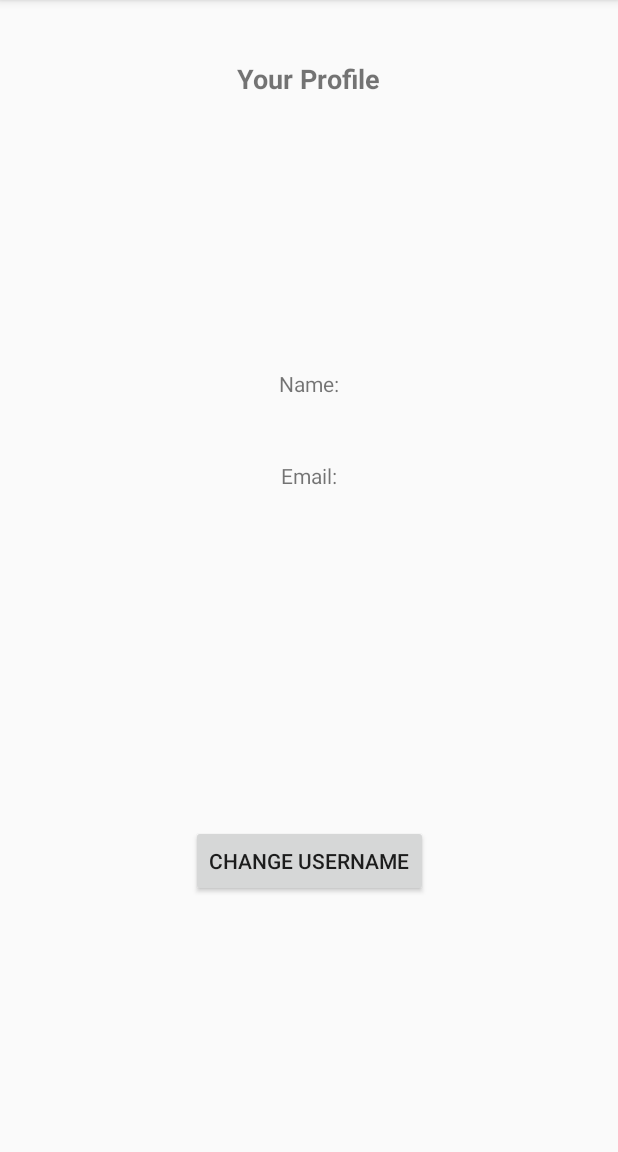
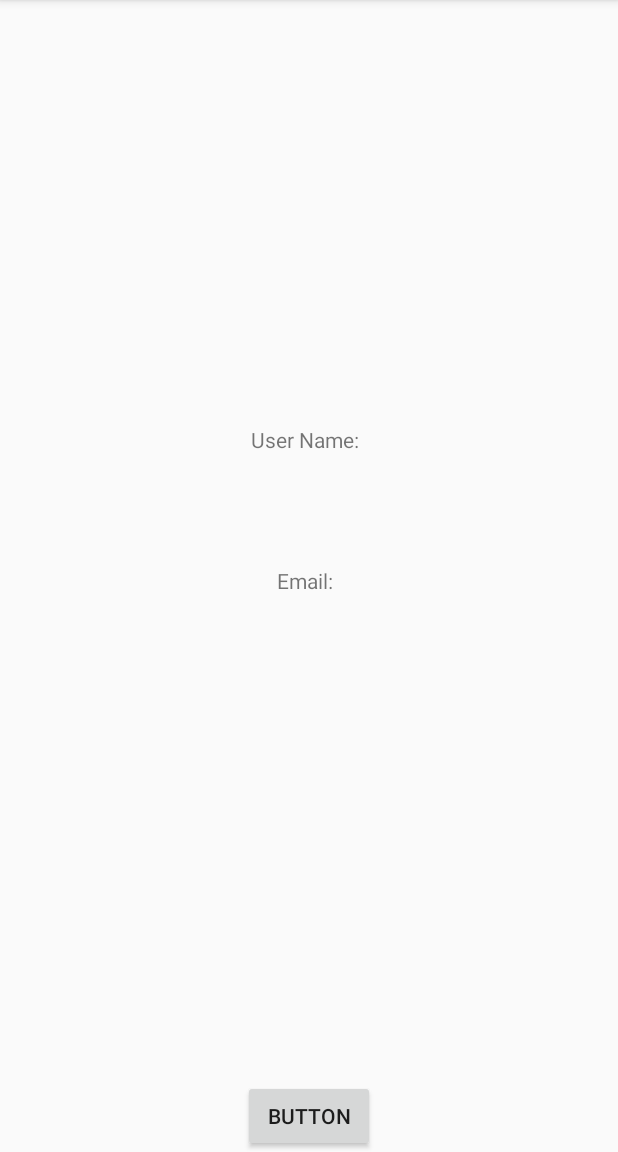
Before and after one commit to mhmnal/gp6, an Android app: the ProfileActivity screen opened directly, with no data from a screen before it, on a phone screen of 412 x 824 dp, the part 84-1236 px from its top. Run offline under Robolectric (Android 15) with nearby library versions, the phone set to English and light mode, and no system bars; our stand-ins replace Firebase (no records; nobody signed in at launch, a user with empty details on screens opened directly); 2 statements that could not run were skipped.

Commit message:
view profile complete

```diff
--- a/app/src/main/AndroidManifest.xml
+++ b/app/src/main/AndroidManifest.xml
@@ -10,8 +10,8 @@
         android:roundIcon="@mipmap/ic_launcher_round"
         android:supportsRtl="true"
         android:theme="@style/Theme.LoginDemo">
-        <activity android:name=".ChangeUsername"></activity>
-        <activity android:name=".ViewProfile" />
+        <activity android:name=".ProfileActivity"></activity>
+        <activity android:name=".ChangeUsername" />
         <activity android:name=".ForgotPasswordActivity" />
         <activity android:name=".RegistrationActivity" />
         <activity android:name=".SecondActivity" />
--- a/app/src/main/java/com/example/logindemo/ViewProfile.java
+++ b/app/src/main/java/com/example/logindemo/ProfileActivity.java
@@ -7,8 +7,7 @@ import android.os.Bundle;
 import android.widget.Button;
 import android.widget.ImageView;
 import android.widget.TextView;
-import android.content.Intent;
-import android.view.View;
+import android.widget.Toast;
 
 import com.google.firebase.auth.FirebaseAuth;
 import com.google.firebase.database.DataSnapshot;
@@ -17,34 +16,23 @@ import com.google.firebase.database.DatabaseReference;
 import com.google.firebase.database.FirebaseDatabase;
 import com.google.firebase.database.ValueEventListener;
 
-public class ViewProfile extends AppCompatActivity {
-    public Button cusername;
+public class ProfileActivity extends AppCompatActivity {
 
-    private ImageView profilepicture;
-    private TextView profilename, profileemail;
-    private Button changeusername;
+    private ImageView profilePic;
+    private TextView profileName, profileEmail;
+    private Button profileUpdate;
     private FirebaseAuth firebaseAuth;
     private FirebaseDatabase firebaseDatabase;
-
 
     @Override
     protected void onCreate(Bundle savedInstanceState) {
         super.onCreate(savedInstanceState);
-        setContentView(R.layout.activity_view_profile);
+        setContentView(R.layout.activity_profile);
 
-        cusername = (Button) findViewById(R.id.btn_changuserename);
-        cusername.setOnClickListener(new View.OnClickListener() {
-            @Override
-            public void onClick(View v) {
-                Intent intent = new Intent(ViewProfile.this,ChangeUsername.class);
-                startActivity(intent);
-            }
-        });
-
-        profilepicture = findViewById(R.id.img_profilepicture);
-        profilename = findViewById(R.id.txt_username);
-        profileemail = findViewById(R.id.txt_useremail);
-        changeusername = findViewById(R.id.btn_changuserename);
+        profilePic = findViewById(R.id.img_profilePic);
+        profileName = findViewById(R.id.txt_userName);
+        profileEmail = findViewById(R.id.txt_userEmail);
+        profileUpdate = findViewById(R.id.btn_profileUpdate);
 
         firebaseAuth = FirebaseAuth.getInstance();
         firebaseDatabase = FirebaseDatabase.getInstance();
@@ -54,9 +42,9 @@ public class ViewProfile extends AppCompatActivity {
         databaseReference.addValueEventListener(new ValueEventListener() {
             @Override
             public void onDataChange(@NonNull DataSnapshot snapshot) {
-
-
-
+                UserProfile userProfile = snapshot.getValue(UserProfile.class);
+                profileName.setText("Name: " + userProfile.getUserName());
+                profileEmail.setText("Email: " + userProfile.getUserEmail());
             }
 
             @Override
@@ -64,6 +52,5 @@ public class ViewProfile extends AppCompatActivity {
 
             }
         });
-
     }
 }
--- a/app/src/main/java/com/example/logindemo/SecondActivity.java
+++ b/app/src/main/java/com/example/logindemo/SecondActivity.java
@@ -20,26 +20,14 @@ import com.google.firebase.auth.FirebaseAuth;
 
 public class SecondActivity extends AppCompatActivity {
 
-    public Button vprofile;
 
     private FirebaseAuth firebaseAuth;
     private Button logout;
 
-//je croissant
 
     @Override
     protected void onCreate(Bundle savedInstanceState) {
         super.onCreate(savedInstanceState);
-
-        vprofile = (Button) findViewById(R.id.btn_viewprofile);
-        vprofile.setOnClickListener(new View.OnClickListener() {
-            @Override
-            public void onClick(View v) {
-                Intent intent = new Intent(SecondActivity.this, ViewProfile.class);
-                startActivity(intent);
-
-            }
-        });
 
         setContentView(R.layout.activity_second);
 
@@ -74,6 +62,9 @@ public class SecondActivity extends AppCompatActivity {
             case R.id.logoutMenu:{
                 Logout();
             }
+            case R.id.profileMenu;
+            startActivity(new Intent(SecondActivity.this, ProfileActivity.class));
+
         }
         return super.onOptionsItemSelected(item);
     }
--- a/app/src/main/res/layout/activity_view_profile.xml
+++ b/app/src/main/res/layout/activity_profile.xml
@@ -4,66 +4,52 @@
     xmlns:tools="http://schemas.android.com/tools"
     android:layout_width="match_parent"
     android:layout_height="match_parent"
-    tools:context=".ViewProfile">
-
-    <TextView
-        android:id="@+id/txt_username"
-        android:layout_width="wrap_content"
-        android:layout_height="wrap_content"
-        android:layout_marginBottom="296dp"
-        android:text="Name:"
-        app:layout_constraintBottom_toBottomOf="parent"
-        app:layout_constraintEnd_toEndOf="parent"
-        app:layout_constraintStart_toStartOf="parent"
-        app:layout_constraintTop_toBottomOf="@+id/img_profilepicture"
-        app:layout_constraintVertical_bias="0.365" />
+    tools:context=".ProfileActivity">
 
     <ImageView
-        android:id="@+id/img_profilepicture"
-        android:layout_width="wrap_content"
-        android:layout_height="wrap_content"
-        app:layout_constraintBottom_toBottomOf="parent"
-        app:layout_constraintEnd_toEndOf="parent"
-        app:layout_constraintHorizontal_bias="0.498"
-        app:layout_constraintStart_toStartOf="parent"
-        app:layout_constraintTop_toBottomOf="@+id/txt_profile"
-        app:layout_constraintVertical_bias="0.089"
-        tools:srcCompat="@tools:sample/avatars" />
-
-    <TextView
-        android:id="@+id/txt_profile"
-        android:layout_width="wrap_content"
-        android:layout_height="wrap_content"
-        android:text="Your Profile"
-        android:textSize="18sp"
-        android:textStyle="bold"
+        android:id="@+id/img_profilePic"
+        android:layout_width="110dp"
+        android:layout_height="110dp"
         app:layout_constraintBottom_toBottomOf="parent"
         app:layout_constraintEnd_toEndOf="parent"
         app:layout_constraintHorizontal_bias="0.498"
         app:layout_constraintStart_toStartOf="parent"
         app:layout_constraintTop_toTopOf="parent"
-        app:layout_constraintVertical_bias="0.054" />
+        app:layout_constraintVertical_bias="0.165"
+        tools:srcCompat="@tools:sample/avatars" />
 
     <TextView
-        android:id="@+id/txt_useremail"
+        android:id="@+id/txt_userName"
         android:layout_width="wrap_content"
         android:layout_height="wrap_content"
-        android:text="Email:"
+        android:text="User Name: "
+        app:layout_constraintBottom_toBottomOf="parent"
+        app:layout_constraintEnd_toEndOf="parent"
+        app:layout_constraintHorizontal_bias="0.498"
+        app:layout_constraintStart_toStartOf="parent"
+        app:layout_constraintTop_toBottomOf="@+id/img_profilePic"
+        app:layout_constraintVertical_bias="0.122" />
+
+    <TextView
+        android:id="@+id/txt_userEmail"
+        android:layout_width="wrap_content"
+        android:layout_height="wrap_content"
+        android:text="Email: "
+        app:layout_constraintBottom_toBottomOf="parent"
+        app:layout_constraintEnd_toEndOf="parent"
+        app:layout_constraintHorizontal_bias="0.498"
+        app:layout_constraintStart_toStartOf="parent"
+        app:layout_constraintTop_toBottomOf="@+id/txt_userName"
+        app:layout_constraintVertical_bias="0.168" />
+
+    <Button
+        android:id="@+id/btn_profileUpdate"
+        android:layout_width="wrap_content"
+        android:layout_height="wrap_content"
+        android:text="Button"
         app:layout_constraintBottom_toBottomOf="parent"
         app:layout_constraintEnd_toEndOf="parent"
         app:layout_constraintStart_toStartOf="parent"
-        app:layout_constraintTop_toBottomOf="@+id/txt_username"
-        app:layout_constraintVertical_bias="0.087" />
-
-    <Button
-        android:id="@+id/btn_changuserename"
-        android:layout_width="wrap_content"
-        android:layout_height="wrap_content"
-        android:text="Change Username"
-        app:layout_constraintBottom_toBottomOf="parent"
-        app:layout_constraintEnd_toEndOf="parent"
-        app:layout_constraintStart_toStartOf="parent"
-        app:layout_constraintTop_toBottomOf="@+id/txt_useremail"
-        app:layout_constraintVertical_bias="0.568" />
+        app:layout_constraintTop_toBottomOf="@+id/txt_email" />
 
 </androidx.constraintlayout.widget.ConstraintLayout>
--- a/app/src/main/res/menu/menu.xml
+++ b/app/src/main/res/menu/menu.xml
@@ -8,5 +8,11 @@
         android:title="Logout"
         app:showAsAction="always"></item>
 
+    <item
+        android:id="@+id/profileMenu"
+        android:orderInCategory="200"
+        app:showAsAction="never"
+        android:title="Profile"></item>
+
 
 </menu>
```
Also changed, not shown: app/src/main/java/com/example/logindemo/RegistrationActivity.java (+16 -3 lines), app/src/main/java/com/example/logindemo/UserProfile.java (added, +32 -0 lines), app/src/main/res/layout/activity_second.xml (+0 -11 lines).
